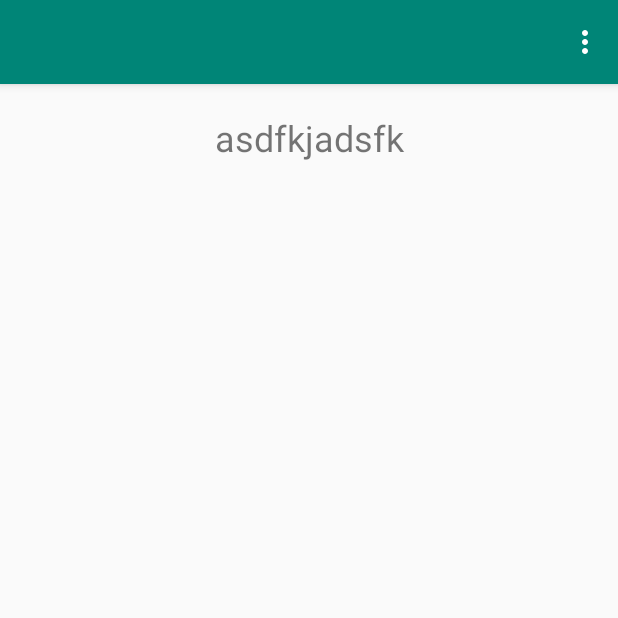
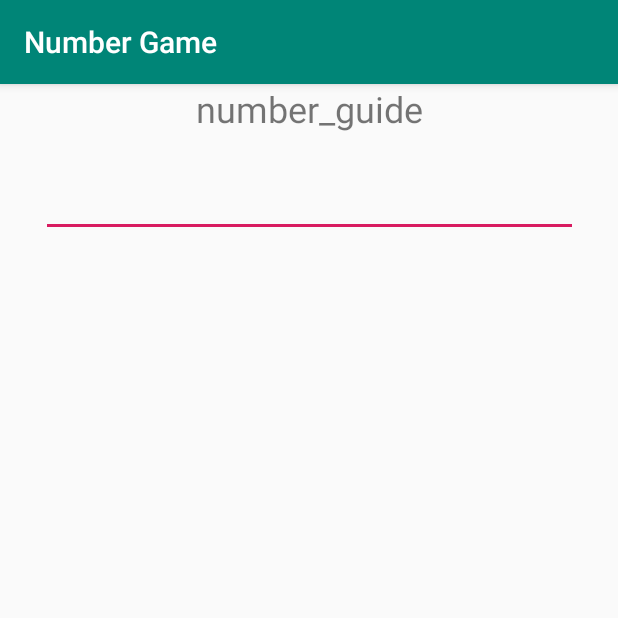
Before and after one commit to sherleywang/MiniGame, an Android app: the screen it shows after launch (MainActivity), on a phone screen of 412 x 824 dp, the top half of it. Run offline under Robolectric (Android 15) with nearby library versions, the phone set to English and light mode, and no system bars.

Commit message:
-Fixed XML errors from last commit. -Added number_guide TextView. -Added number_input PlainText. -Adjusted and renamed old correct number TextViews to digit_field_one, digit_field_two, ... -Fixed alignment of text and text boxes.

```diff
--- a/app/src/main/java/summer19/minigame/MainActivity.java
+++ b/app/src/main/java/summer19/minigame/MainActivity.java
@@ -7,6 +7,7 @@ import android.support.v7.app.AppCompatActivity;
 import android.support.v7.widget.Toolbar;
 import android.view.Menu;
 import android.view.MenuItem;
+import android.widget.TextView;
 
 public class MainActivity extends AppCompatActivity {
 
@@ -16,6 +17,8 @@ public class MainActivity extends AppCompatActivity {
         setContentView(R.layout.activity_main);
         Toolbar toolbar = findViewById(R.id.toolbar);
         setSupportActionBar(toolbar);
+
+        //((TextView)findViewById(R.id.editText8)).getText();
     }
 
     @Override
@@ -43,9 +46,9 @@ public class MainActivity extends AppCompatActivity {
         int id = item.getItemId();
 
         //noinspection SimplifiableIfStatement
-        if (id == R.id.action_settings) {
-            return true;
-        }
+        //if (id == R.id.action_settings) {
+        //    return true;
+        //}
 
         return super.onOptionsItemSelected(item);
     }
--- a/app/src/main/res/layout/content_main.xml
+++ b/app/src/main/res/layout/content_main.xml
@@ -9,53 +9,73 @@
     tools:showIn="@layout/app_bar_main">
 
     <TextView
-        android:id="@+id/digit3"
-        android:layout_width="74dp"
-        android:layout_height="76dp"
-        android:layout_marginStart="16dp"
-        android:layout_marginTop="30dp"
-        android:layout_marginEnd="30dp"
-        android:text="@string/blank"
-        app:layout_constraintEnd_toStartOf="@+id/digit1000"
+        android:id="@+id/number_guide"
+        android:layout_width="0dp"
+        android:layout_height="wrap_content"
+        android:text="number_guide"
+        android:textAlignment="center"
+        android:textSize="24sp"
+        app:layout_constraintEnd_toEndOf="parent"
+        app:layout_constraintStart_toStartOf="parent"
+        app:layout_constraintTop_toTopOf="parent" />
+
+    <TextView
+        android:id="@+id/digit_field_one"
+        android:layout_width="80dp"
+        android:layout_height="80dp"
+        android:layout_marginStart="8dp"
+        android:layout_marginTop="24dp"
+        android:layout_marginEnd="8dp"
+        app:layout_constraintEnd_toStartOf="@+id/digit_field_two"
+        app:layout_constraintStart_toStartOf="parent"
+        app:layout_constraintTop_toBottomOf="@+id/number_input" />
+
+    <TextView
+        android:id="@+id/digit_field_two"
+        android:layout_width="80dp"
+        android:layout_height="80dp"
+        android:layout_marginStart="8dp"
+        android:layout_marginTop="24dp"
+        android:layout_marginEnd="8dp"
+        app:layout_constraintEnd_toStartOf="@+id/digit_field_three"
+        app:layout_constraintStart_toEndOf="@+id/digit_field_one"
+        app:layout_constraintTop_toBottomOf="@+id/number_input" />
+
+    <TextView
+        android:id="@+id/digit_field_three"
+        android:layout_width="80dp"
+        android:layout_height="80dp"
+        android:layout_marginStart="8dp"
+        android:layout_marginTop="24dp"
+        android:layout_marginEnd="8dp"
+        app:layout_constraintEnd_toStartOf="@+id/digit_field_four"
+        app:layout_constraintStart_toEndOf="@+id/digit_field_two"
+        app:layout_constraintTop_toBottomOf="@+id/number_input" />
+
+    <TextView
+        android:id="@+id/digit_field_four"
+        android:layout_width="80dp"
+        android:layout_height="80dp"
+        android:layout_marginStart="8dp"
+        android:layout_marginTop="24dp"
+        android:layout_marginEnd="8dp"
+        app:layout_constraintEnd_toEndOf="parent"
+        app:layout_constraintStart_toEndOf="@+id/digit_field_three"
+        app:layout_constraintTop_toBottomOf="@+id/number_input" />
+
+    <EditText
+        android:id="@+id/number_input"
+        android:layout_width="358dp"
+        android:layout_height="wrap_content"
+        android:layout_marginTop="8dp"
+        android:ems="10"
+        android:inputType="number"
+        android:maxLength="4"
+        android:textAlignment="center"
+        android:textSize="30sp"
+        app:layout_constraintBottom_toTopOf="@+id/digit_field_one"
+        app:layout_constraintEnd_toEndOf="parent"
         app:layout_constraintStart_toStartOf="parent"
         app:layout_constraintTop_toBottomOf="@+id/number_guide" />
 
-    <TextView
-        android:id="@+id/digit2"
-        android:layout_width="74dp"
-        android:layout_height="76dp"
-        android:text="@string/blank"
-        tools:layout_editor_absoluteX="321dp"
-        tools:layout_editor_absoluteY="82dp" />
-
-    <TextView
-        android:id="@+id/digit"
-        android:layout_width="74dp"
-        android:layout_height="76dp"
-        android:text="@string/blank"
-        tools:layout_editor_absoluteX="221dp"
-        tools:layout_editor_absoluteY="82dp" />
-
-    <TextView
-        android:id="@+id/number_guide"
-        android:layout_width="380dp"
-        android:layout_height="35dp"
-        android:text="asdfkjadsfk"
-        android:textAlignment="center"
-        android:textSize="24sp"
-        app:layout_constraintBottom_toBottomOf="parent"
-        app:layout_constraintHorizontal_bias="0.497"
-        app:layout_constraintLeft_toLeftOf="parent"
-        app:layout_constraintRight_toRightOf="parent"
-        app:layout_constraintTop_toTopOf="parent"
-        app:layout_constraintVertical_bias="0.026" />
-
-    <TextView
-        android:id="@+id/digit1000"
-        android:layout_width="74dp"
-        android:layout_height="76dp"
-        android:text="@string/blank"
-        tools:layout_editor_absoluteX="120dp"
-        tools:layout_editor_absoluteY="82dp" />
-
 </android.support.constraint.ConstraintLayout>
--- a/app/src/main/res/layout/nav_header_main.xml
+++ b/app/src/main/res/layout/nav_header_main.xml
@@ -12,7 +12,7 @@
     android:paddingBottom="@dimen/activity_vertical_margin"
     android:theme="@style/ThemeOverlay.AppCompat.Dark">
 
-    <ImageView
+    <!--<ImageView
         android:id="@+id/imageView"
         android:layout_width="wrap_content"
         android:layout_height="wrap_content"
@@ -31,6 +31,6 @@
         android:id="@+id/textView"
         android:layout_width="wrap_content"
         android:layout_height="wrap_content"
-        android:text="@string/nav_header_subtitle" />
+        android:text="@string/nav_header_subtitle" />-->
 
 </LinearLayout>
--- a/app/src/main/res/menu/activity_main_drawer.xml
+++ /dev/null
@@ -1,38 +0,0 @@
-<?xml version="1.0" encoding="utf-8"?>
-<menu xmlns:android="http://schemas.android.com/apk/res/android"
-    xmlns:tools="http://schemas.android.com/tools"
-    tools:showIn="navigation_view">
-
-    <group android:checkableBehavior="single">
-        <item
-            android:id="@+id/nav_home"
-            android:icon="@drawable/ic_menu_camera"
-            android:title="@string/menu_home" />
-        <item
-            android:id="@+id/nav_gallery"
-            android:icon="@drawable/ic_menu_gallery"
-            android:title="@string/menu_gallery" />
-        <item
-            android:id="@+id/nav_slideshow"
-            android:icon="@drawable/ic_menu_slideshow"
-            android:title="@string/menu_slideshow" />
-        <item
-            android:id="@+id/nav_tools"
-            android:icon="@drawable/ic_menu_manage"
-            android:title="@string/menu_tools" />
-    </group>
-
-    <item android:title="Communicate">
-        <menu>
-            <item
-                android:id="@+id/nav_share"
-                android:icon="@drawable/ic_menu_share"
-                android:title="@string/menu_share" />
-            <item
-                android:id="@+id/nav_send"
-                android:icon="@drawable/ic_menu_send"
-                android:title="@string/menu_send" />
-        </menu>
-    </item>
-
-</menu>
--- a/app/src/main/res/menu/main.xml
+++ b/app/src/main/res/menu/main.xml
@@ -1,9 +1,9 @@
 <?xml version="1.0" encoding="utf-8"?>
 <menu xmlns:android="http://schemas.android.com/apk/res/android"
     xmlns:app="http://schemas.android.com/apk/res-auto">
-    <item
+    <!--<item
         android:id="@+id/action_settings"
         android:orderInCategory="100"
         android:title="@string/action_settings"
-        app:showAsAction="never" />
+        app:showAsAction="never" />-->
 </menu>
--- a/app/src/main/res/values/strings.xml
+++ b/app/src/main/res/values/strings.xml
@@ -1,4 +1,6 @@
 <resources>
+    <!-- Do NOT delete...  S H E R L E Y......-->
+    <string name="app_name">Number Game</string>
 
     <!-- Numbers -->
     <string name="zero">0</string>
@@ -11,7 +13,4 @@
     <string name="seven">7</string>
     <string name="eight">8</string>
     <string name="nine">9</string>
-
-    <!-- Placeholder -->
-    <string name="blank"></string>
 </resources>
```
Also changed, not shown: app/src/main/res/layout/activity_main.xml (line endings or trailing spaces).
